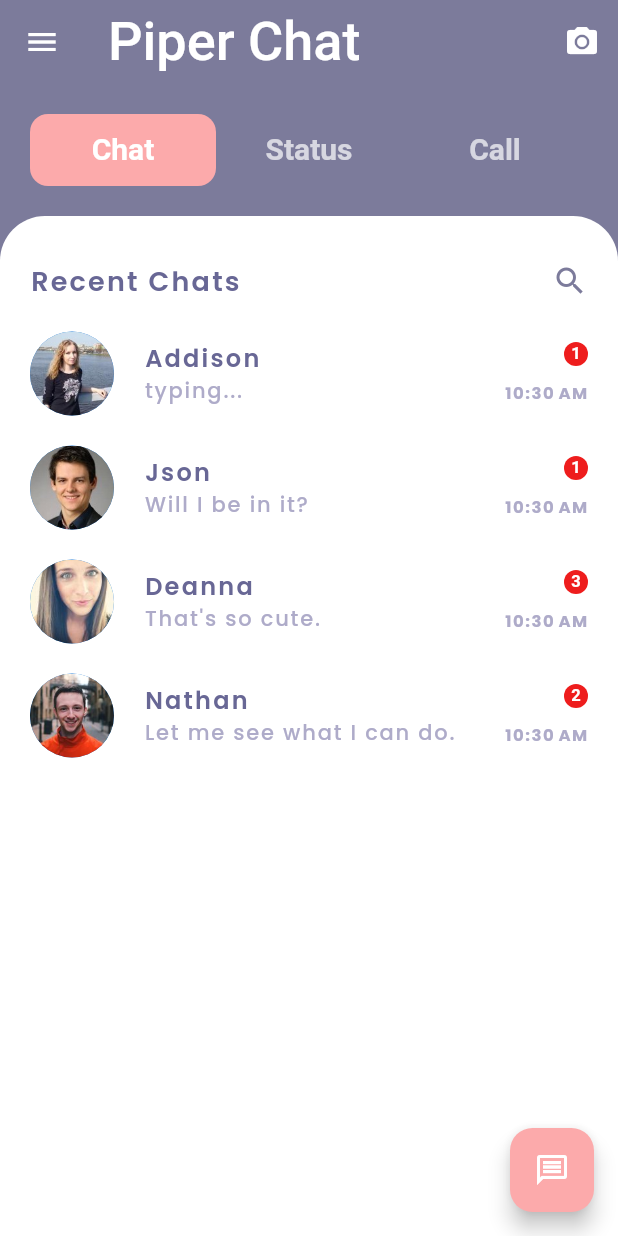
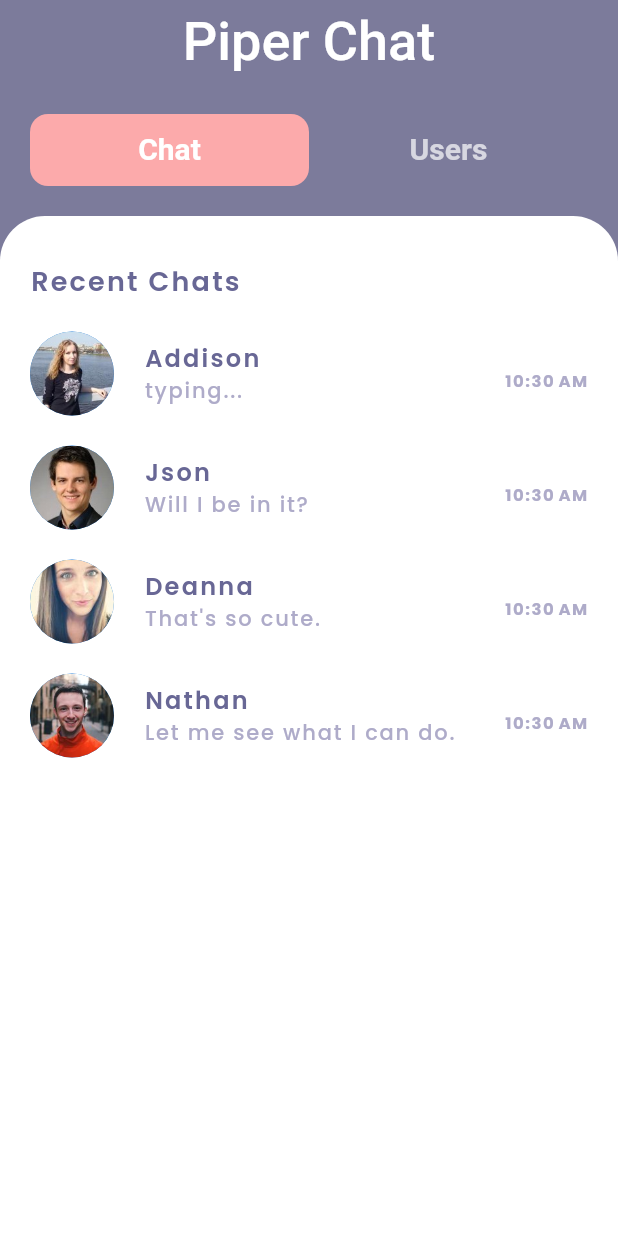
Before and after one commit to KrishnaSinroja/PiperChatApp, a Flutter app: the HomePage screen opened directly, on a phone screen of 412 x 824 dp. Run offline on Flutter 3.47's test engine with Material 2 defaults, Android fonts, the phone set to English and light mode, and no system bars; our stand-ins replace dio, google_fonts, shared_preferences; missing offline and left inert: pointycastle, rsa_encrypt, signalr_client; accounts and stored records are empty; network calls fail; statements that could not run were skipped.

Commit message:
UI modified

```diff
--- a/lib/main.dart
+++ b/lib/main.dart
@@ -26,7 +26,7 @@ class MyApp extends StatelessWidget {
         primarySwatch: Colors.blue,
         visualDensity: VisualDensity.adaptivePlatformDensity,
       ),
-      home: SignUpScreen(),
+      home: SignInScreen(),
     );
   }
 }
--- a/lib/models/message_model.dart
+++ b/lib/models/message_model.dart
@@ -77,7 +77,7 @@ List<Message> recentChats = [
       unreadCount: 2),
 ];
 
-final List<Message> allChats = [
+List<Message> allChats = [
   Message(
     sender: virgil,
     avatar: 'assets/images/Virgil.jpg',
--- a/lib/models/user_model.dart
+++ b/lib/models/user_model.dart
@@ -6,34 +6,55 @@ class User {
   String password;
   String publicKey;
 
-  User({
-    this.chatUserId,
+  User(
+      {this.chatUserId,
       this.name,
       this.avatar,
       this.email,
       this.password,
-    this.publicKey
-  });
+      this.publicKey});
 
-  Map<String, dynamic> toJosn(){
+  Map<String, dynamic> toJosn() {
     return {
-      "ChatUserId":chatUserId,
-      "Name":name,
-      "Email":email,
-      "Avatar":avatar,
-      "Password":password,
-      "PublicKey":publicKey
+      "ChatUserId": chatUserId,
+      "Name": name,
+      "Email": email,
+      "Avatar": avatar,
+      "Password": password,
+      "PublicKey": publicKey
     };
   }
 
-  User.fromJson(Map<String, dynamic> json):
-     chatUserId = json['ChatUserId'],
+  Map<String, dynamic> toRegisterJson() {
+    return {
+      "Name": name,
+      "Email": email,
+      "Avatar": avatar,
+      "Password": password,
+    };
+  }
+
+  Map<String, dynamic> toLoginJson() {
+    return {
+      "Email": email,
+      "Password": password,
+    };
+  }
+
+  User.fromJson(Map<String, dynamic> json)
+      : chatUserId = json['ChatUserId'],
         email = json['Email'],
         name = json['Name'],
         avatar = json['Avatar'],
         password = json['Password'],
         publicKey = json['PublicKey'];
 
+  User.fromUserJson(Map<String, dynamic> json)
+      : chatUserId = json['chatUserId'],
+        email = json['email'],
+        name = json['name'],
+        avatar = json['avatar'],
+        password = json['password'];
 }
 
 final User currentUser =
@@ -48,9 +69,11 @@ final User angel =
 final User deanna =
     User(chatUserId: 3, name: 'Deanna', avatar: 'assets/images/Deanna.jpg');
 
-final User jason = User(chatUserId: 4, name: 'Json', avatar: 'assets/images/Jason.jpg');
+final User jason =
+    User(chatUserId: 4, name: 'Json', avatar: 'assets/images/Jason.jpg');
 
-final User judd = User(chatUserId: 5, name: 'Judd', avatar: 'assets/images/Judd.jpg');
+final User judd =
+    User(chatUserId: 5, name: 'Judd', avatar: 'assets/images/Judd.jpg');
 
 final User leslie =
     User(chatUserId: 6, name: 'Leslie', avatar: 'assets/images/Leslie.jpg');
--- a/lib/screens/home_page.dart
+++ b/lib/screens/home_page.dart
@@ -2,6 +2,7 @@ import 'dart:convert';
 
 import 'package:piperchatapp/models/message_model.dart';
 import 'package:piperchatapp/models/user_model.dart';
+import 'package:piperchatapp/screens/all_chat_page.dart';
 import 'package:piperchatapp/utils/utils.dart';
 import 'package:signalr_client/hub_connection.dart';
 import 'package:signalr_client/hub_connection_builder.dart';
@@ -11,6 +12,7 @@ import 'package:flutter/material.dart';
 import '../widgets/widgets.dart';
 import '../screens/screen.dart';
 import 'package:shared_preferences/shared_preferences.dart';
+import 'package:http/http.dart' as http;
 
 class HomePage extends StatefulWidget {
   @override
@@ -37,7 +39,7 @@ class _HomePageState extends State<HomePage>
   @override
   void initState() {
     WidgetsBinding.instance.addObserver(this);
-    tabController = TabController(length: 3, vsync: this);
+    tabController = TabController(length: 2, vsync: this);
 
     tabController.addListener(() {
       onTabChange();
@@ -59,7 +61,7 @@ class _HomePageState extends State<HomePage>
       );
       return;
     }
-    if(state == AppLifecycleState.resumed){
+    if (state == AppLifecycleState.resumed) {
       await _userOnline();
       return;
     }
@@ -79,7 +81,7 @@ class _HomePageState extends State<HomePage>
     await _userOnline();
   }
 
-  _userOnline() async{
+  _userOnline() async {
     await hubConnection.invoke(
       "UserConnected",
       args: <Object>[
@@ -87,6 +89,7 @@ class _HomePageState extends State<HomePage>
       ],
     );
   }
+
   _setClientMethods() {
     hubConnection.onclose((error) => print("Connection closed"));
     hubConnection.on("ReceiveMessage", _messageReceived);
@@ -95,17 +98,19 @@ class _HomePageState extends State<HomePage>
     hubConnection.on("NotifyToOthersDisconnect", _notifyToOthersDisconnect);
   }
 
-  _notifyToOthersDisconnect(List<Object> args){
+  _notifyToOthersDisconnect(List<Object> args) {
     User newUser = User.fromJson(jsonDecode(args[0]));
-    recentChats.removeWhere((message) => message.sender.chatUserId == newUser.chatUserId);
+    recentChats.removeWhere(
+        (message) => message.sender.chatUserId == newUser.chatUserId);
     userMessages.remove(newUser.chatUserId);
-    setState(() {
-    });
+    setState(() {});
   }
 
   _notifyToOthers(List<Object> args) {
     User newUser = User.fromJson(jsonDecode(args[0]));
-    recentChats.firstWhere((message) => message.sender.chatUserId == newUser.chatUserId,orElse: (){
+    recentChats.firstWhere(
+        (message) => message.sender.chatUserId == newUser.chatUserId,
+        orElse: () {
       return;
     });
 
@@ -162,23 +167,43 @@ class _HomePageState extends State<HomePage>
     super.dispose();
   }
 
+  Future<List<Message>> _getAllUsers() async {
+    List<Message> allUsers = [];
+    allUsers.addAll(allChats);
+
+    var response = await http.get(Utils.BASE_URL+"/api/user");
+    if(response.statusCode == 200){
+      var json = jsonDecode(response.body);
+      for(var row in json){
+        User tempUser = User.fromUserJson(row);
+        Message message = new Message(sender: tempUser, avatar: tempUser.avatar);
+        allUsers.add(message);
+      }
+    }
+    return allUsers;
+  }
+
   @override
   Widget build(BuildContext context) {
     return Scaffold(
         appBar: AppBar(
-        leading: IconButton(
-          onPressed: () {},
-          icon: Icon(Icons.menu),
-        ),
-        title: Text(
+          // leading: IconButton(
+          //   onPressed: () {},
+          //   icon: Icon(Icons.menu),
+          // ),
+          automaticallyImplyLeading: false,
+          title: Align(
+            alignment: Alignment.center,
+            child: Text(
               'Piper Chat',
               style: MyTheme.kAppTitle,
             ),
+          ),
           actions: [
-          IconButton(
-            icon: Icon(Icons.camera_alt),
-            onPressed: () {},
-          )
+            // IconButton(
+            //   icon: Icon(Icons.camera_alt),
+            //   onPressed: () {},
+            // )
           ],
           elevation: 0,
         ),
@@ -198,35 +223,48 @@ class _HomePageState extends State<HomePage>
                 child: TabBarView(
                   controller: tabController,
                   children: [
-                  ChatPage(userMessages: userMessages,hubConnection: hubConnection,),
-                  Center(child: Text('Status')),
-                  Center(child: Text('Call')),
+                    ChatPage(
+                      userMessages: userMessages,
+                      hubConnection: hubConnection,
+                    ),
+                    FutureBuilder(
+                        future: _getAllUsers(),
+                        builder: (context, snapshot) {
+                          return snapshot.hasData
+                              ? AllUserPage(
+                                  allUsers: snapshot.data as List<Message>,
+                                  hubConnection: hubConnection,
+                                )
+                              : CircularProgressIndicator();
+                        }),
+                    //Center(child: Text('Call')),
                   ],
                 ),
               ),
             )
           ],
-      ),
-      floatingActionButton: FloatingActionButton(
-        onPressed: () async {
-          // await hubConnection.start();
-          if (hubConnection.state == HubConnectionState.Connected) {
-            await hubConnection
-                .invoke("SendMessageToServer", args: <Object>["hello"]);
-          }
-        },
-        shape: RoundedRectangleBorder(
-          borderRadius: BorderRadius.circular(15),
-        ),
-        child: Icon(
-          currentTabIndex == 0
-              ? Icons.message_outlined
-              : currentTabIndex == 1
-                  ? Icons.camera_alt
-                  : Icons.call,
-          color: Colors.white,
-        ),
-      ),
+        )
+
+        // floatingActionButton: FloatingActionButton(
+        //   onPressed: () async {
+        //     // await hubConnection.start();
+        //     if (hubConnection.state == HubConnectionState.Connected) {
+        //       await hubConnection
+        //           .invoke("SendMessageToServer", args: <Object>["hello"]);
+        //     }
+        //   },
+        //   shape: RoundedRectangleBorder(
+        //     borderRadius: BorderRadius.circular(15),
+        //   ),
+        //   child: Icon(
+        //     currentTabIndex == 0
+        //         ? Icons.message_outlined
+        //         : currentTabIndex == 1
+        //             ? Icons.camera_alt
+        //             : Icons.call,
+        //     color: Colors.white,
+        //   ),
+        // ),
         );
   }
 }
--- a/lib/utils/utils.dart
+++ b/lib/utils/utils.dart
@@ -1,4 +1,6 @@
 class Utils{
   static final String CURRENT_USER = "currentUser";
   static final String PRIVATE_KEY = "privateKey";
+  static final String BASE_URL = "http://192.168.43.99:5000";
+  //static final String BASE_URL = "192.168.43.99:5000";
 }
--- a/lib/widgets/my_tab_bar.dart
+++ b/lib/widgets/my_tab_bar.dart
@@ -35,22 +35,22 @@ class MyTabBar extends StatelessWidget {
           ),
           Tab(
             icon: Text(
-              'Status',
+              'Users',
               style: TextStyle(
                 fontSize: 20,
                 fontWeight: FontWeight.w600,
               ),
             ),
           ),
-          Tab(
-            icon: Text(
-              'Call',
-              style: TextStyle(
-                fontSize: 20,
-                fontWeight: FontWeight.w600,
-              ),
-            ),
-          ),
+          // Tab(
+          //   icon: Text(
+          //     'Call',
+          //     style: TextStyle(
+          //       fontSize: 20,
+          //       fontWeight: FontWeight.w600,
+          //     ),
+          //   ),
+          // ),
         ],
       ),
     );
--- a/lib/widgets/recent_chats.dart
+++ b/lib/widgets/recent_chats.dart
@@ -29,10 +29,10 @@ class RecentChats extends StatelessWidget {
                 style: MyTheme.heading2,
               ),
               Spacer(),
-              Icon(
-                Icons.search,
-                color: MyTheme.kPrimaryColor,
-              )
+              // Icon(
+              //   Icons.search,
+              //   color: MyTheme.kPrimaryColor,
+              // )
             ],
           ),
         ),
@@ -85,17 +85,17 @@ class RecentChats extends StatelessWidget {
                       Column(
                         crossAxisAlignment: CrossAxisAlignment.end,
                         children: [
-                          CircleAvatar(
-                            radius: 8,
-                            backgroundColor: MyTheme.kUnreadChatBG,
-                            child: Text(
-                              recentChat.unreadCount.toString(),
-                              style: TextStyle(
-                                  color: Colors.white,
-                                  fontSize: 11,
-                                  fontWeight: FontWeight.bold),
-                            ),
-                          ),
+                          // CircleAvatar(
+                          //   radius: 8,
+                          //   backgroundColor: MyTheme.kUnreadChatBG,
+                          //   child: Text(
+                          //     recentChat.unreadCount.toString(),
+                          //     style: TextStyle(
+                          //         color: Colors.white,
+                          //         fontSize: 11,
+                          //         fontWeight: FontWeight.bold),
+                          //   ),
+                          // ),
                           SizedBox(
                             height: 10,
                           ),
--- a/lib/widgets/textformfield.dart
+++ b/lib/widgets/textformfield.dart
@@ -31,6 +31,7 @@ class CustomTextField extends StatelessWidget {
       borderRadius: BorderRadius.circular(30.0),
       elevation: large? 12 : (medium? 10 : 8),
       child: TextFormField(
+        obscureText: obscureText,
         controller: textEditingController,
         keyboardType: keyboardType,
         cursorColor: Colors.orange[200],
--- a/pubspec.yaml
+++ b/pubspec.yaml
@@ -21,7 +21,8 @@ environment:
   sdk: ">=2.7.0 <3.0.0"
 
 dependencies:
-  pem:
+  http:
+  dio:
   pointycastle:
   rsa_encrypt:
   flutter:
```
Also changed, not shown: lib/screens/all_chat_page.dart (added, +28 -0 lines), lib/screens/chat_room.dart (+12 -12 lines), lib/screens/signin.dart (+64 -50 lines), lib/screens/signup.dart (+92 -47 lines), lib/widgets/all_chat.dart (+29 -25 lines), lib/widgets/chat_composer.dart (+4 -4 lines), pubspec.lock. Lines whose indentation alone changed are shown as unchanged.
